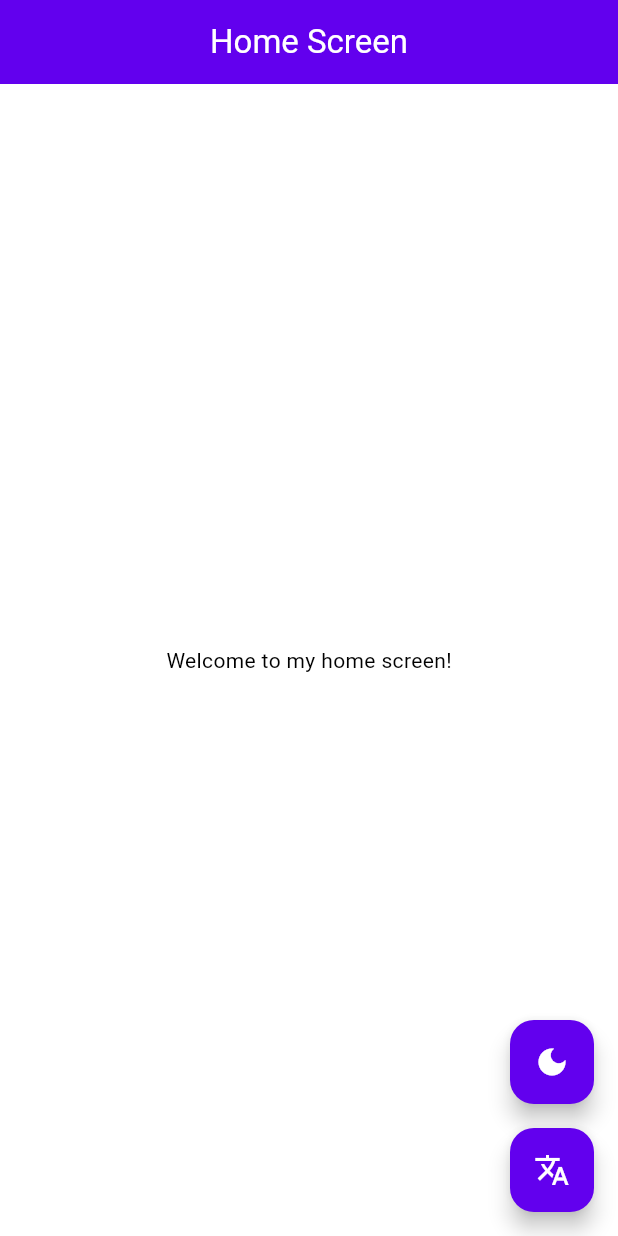
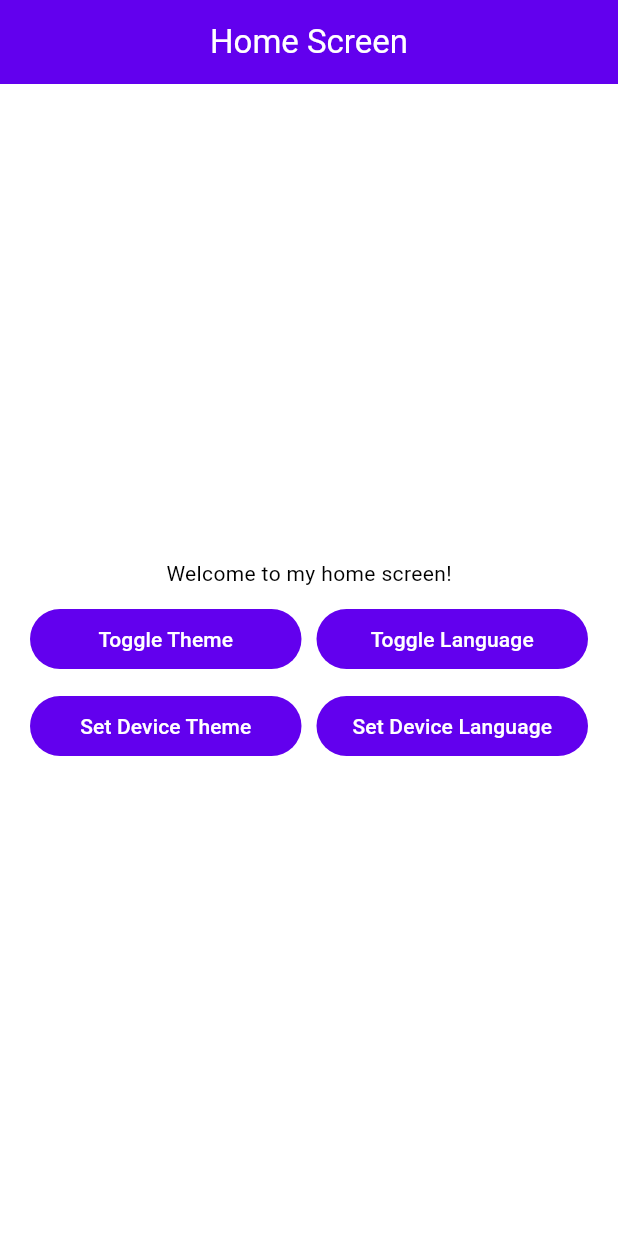
Before and after one commit to mahmoudatta80/theming_and_localization, a Flutter app: the screen it shows after launch, on a phone screen of 412 x 824 dp. Run offline on Flutter 3.47's test engine with Material 3 defaults, Android fonts, the phone set to English and light mode, and no system bars; our stand-ins replace flutter_bloc, shared_preferences; statements that could not run were skipped.

Commit message:
how to get device theme and language

```diff
--- a/lib/core/logic/change_language_cubit/change_language_cubit.dart
+++ b/lib/core/logic/change_language_cubit/change_language_cubit.dart
@@ -6,11 +6,20 @@ import '../../utils/app_constants.dart';
 
 class ChangeLanguageCubit extends Cubit<Locale> {
   final Locale initialLocale;
-  ChangeLanguageCubit(this.initialLocale) : super(initialLocale);
+  ChangeLanguageCubit(this.initialLocale) : super(initialLocale) {
+    WidgetsBinding.instance.platformDispatcher.onLocaleChanged = () {
+      setDeviceLanguage();
+    };
+  }
 
   void toggleLanguage(Locale locale) {
     emit(locale);
     _cacheLanguageCode(locale.languageCode);
+  }
+
+  void setDeviceLanguage() {
+    final deviceLocale = WidgetsBinding.instance.platformDispatcher.locale;
+    emit(deviceLocale);
   }
 
   void _cacheLanguageCode(String languageCode) async {
--- a/lib/core/logic/change_theme_cubit/change_theme_cubit.dart
+++ b/lib/core/logic/change_theme_cubit/change_theme_cubit.dart
@@ -6,11 +6,25 @@ import 'package:training_app/core/utils/app_constants.dart';
 
 class ChangeThemeCubit extends Cubit<ThemeData> {
   final ThemeData initialTheme;
-  ChangeThemeCubit(this.initialTheme) : super(initialTheme);
+  ChangeThemeCubit(this.initialTheme) : super(initialTheme) {
+    WidgetsBinding.instance.platformDispatcher.onPlatformBrightnessChanged =
+        () {
+          setDeviceTheme();
+        };
+  }
 
   void toggleTheme(ThemeData theme) {
     emit(theme);
     _cacheTheme(theme);
+  }
+
+  void setDeviceTheme() {
+    final deviceBrightness =
+        WidgetsBinding.instance.platformDispatcher.platformBrightness;
+    final deviceTheme = deviceBrightness == Brightness.dark
+        ? AppThemes.getDarkTheme()
+        : AppThemes.getLightTheme();
+    emit(deviceTheme);
   }
 
   void _cacheTheme(ThemeData theme) async {
--- a/lib/core/themes/dark_theme.dart
+++ b/lib/core/themes/dark_theme.dart
@@ -25,4 +25,12 @@ final ThemeData darkTheme = ThemeData(
     backgroundColor: AppColors.darkPrimary,
     foregroundColor: AppColors.darkOnPrimary,
   ),
+
+  textButtonTheme: TextButtonThemeData(
+    style: TextButton.styleFrom(
+      backgroundColor: AppColors.darkPrimary,
+      foregroundColor: AppColors.darkOnPrimary,
+      maximumSize: const Size(double.infinity, 40),
+    ),
+  ),
 );
--- a/lib/core/themes/light_theme.dart
+++ b/lib/core/themes/light_theme.dart
@@ -25,4 +25,11 @@ final ThemeData lightTheme = ThemeData(
     backgroundColor: AppColors.primary,
     foregroundColor: AppColors.onPrimary,
   ),
+  textButtonTheme: TextButtonThemeData(
+    style: TextButton.styleFrom(
+      backgroundColor: AppColors.primary,
+      foregroundColor: AppColors.onPrimary,
+      maximumSize: const Size(double.infinity, 40),
+    ),
+  ),
 );
--- a/lib/features/home/ui/home_screen.dart
+++ b/lib/features/home/ui/home_screen.dart
@@ -1,8 +1,13 @@
 import 'package:flutter/material.dart';
-import 'package:training_app/features/home/ui/widgets/language_toggle_button.dart';
+import 'package:flutter_bloc/flutter_bloc.dart';
+import 'package:training_app/core/helper/app_shared_preferences.dart';
+import 'package:training_app/core/utils/app_constants.dart';
 
+import '../../../core/logic/change_language_cubit/change_language_cubit.dart';
+import '../../../core/logic/change_theme_cubit/change_theme_cubit.dart';
+import '../../../core/utils/app_languages.dart';
+import '../../../core/utils/app_themes.dart';
 import '../../../generated/l10n.dart';
-import 'widgets/theme_toggle_button.dart';
 
 class HomeScreen extends StatelessWidget {
   const HomeScreen({super.key});
@@ -11,11 +16,81 @@ class HomeScreen extends StatelessWidget {
   Widget build(BuildContext context) {
     return Scaffold(
       appBar: AppBar(title: Text(S.of(context).homeScreen), centerTitle: true),
-      body: Center(child: Text(S.of(context).welcomeToMyHomeScreen)),
-      floatingActionButton: const Column(
-        spacing: 16,
-        mainAxisAlignment: MainAxisAlignment.end,
-        children: [ThemeToggleButton(), LanguageToggleButton()],
+      body: Center(
+        child: Padding(
+          padding: const EdgeInsets.symmetric(horizontal: 20),
+          child: Column(
+            mainAxisAlignment: MainAxisAlignment.center,
+            spacing: 10,
+            children: [
+              Text(S.of(context).welcomeToMyHomeScreen),
+              Row(
+                children: [
+                  Expanded(
+                    child: TextButton(
+                      onPressed: () {
+                        final currentTheme = context
+                            .read<ChangeThemeCubit>()
+                            .state;
+                        final newTheme =
+                            currentTheme == AppThemes.getLightTheme()
+                            ? AppThemes.getDarkTheme()
+                            : AppThemes.getLightTheme();
+                        context.read<ChangeThemeCubit>().toggleTheme(newTheme);
+                      },
+                      child: Text(S.of(context).toggleTheme),
+                    ),
+                  ),
+                  const SizedBox(width: 10),
+                  Expanded(
+                    child: TextButton(
+                      onPressed: () {
+                        final currentLocale = context
+                            .read<ChangeLanguageCubit>()
+                            .state;
+                        final newLocale =
+                            currentLocale == AppLanguages.getArabicLocale()
+                            ? AppLanguages.getEnglishLocale()
+                            : AppLanguages.getArabicLocale();
+                        context.read<ChangeLanguageCubit>().toggleLanguage(
+                          newLocale,
+                        );
+                      },
+                      child: Text(S.of(context).toggleLanguage),
+                    ),
+                  ),
+                ],
+              ),
+              Row(
+                children: [
+                  Expanded(
+                    child: TextButton(
+                      onPressed: () async {
+                        context.read<ChangeThemeCubit>().setDeviceTheme();
+                        await AppSharedPreferences.removeData(
+                          AppConstants.isDarkModeKey,
+                        );
+                      },
+                      child: Text(S.of(context).setDeviceTheme),
+                    ),
+                  ),
+                  const SizedBox(width: 10),
+                  Expanded(
+                    child: TextButton(
+                      onPressed: () async {
+                        context.read<ChangeLanguageCubit>().setDeviceLanguage();
+                        await AppSharedPreferences.removeData(
+                          AppConstants.languageKey,
+                        );
+                      },
+                      child: Text(S.of(context).setDeviceLanguage),
+                    ),
+                  ),
+                ],
+              ),
+            ],
+          ),
+        ),
       ),
     );
   }
--- a/lib/l10n/intl_ar.arb
+++ b/lib/l10n/intl_ar.arb
@@ -1,4 +1,8 @@
 {
     "welcomeToMyHomeScreen": "اهلا بك في الشاشة الرئيسية!",
-    "homeScreen": "الشاشة الرئيسية"
+    "homeScreen": "الشاشة الرئيسية",
+    "toggleLanguage": "تبديل اللغة",
+    "toggleTheme": "تبديل السمة",
+    "setDeviceTheme": "تعيين سمة الجهاز",
+    "setDeviceLanguage": "تعيين لغة الجهاز"
 }
--- a/lib/l10n/intl_en.arb
+++ b/lib/l10n/intl_en.arb
@@ -1,4 +1,8 @@
 {
     "welcomeToMyHomeScreen": "Welcome to my home screen!",
-    "homeScreen": "Home Screen"
+    "homeScreen": "Home Screen",
+    "toggleLanguage": "Toggle Language",
+    "toggleTheme": "Toggle Theme",
+    "setDeviceTheme": "Set Device Theme",
+    "setDeviceLanguage": "Set Device Language"
 }
```
Also changed, not shown: lib/core/functions/get_initial_app_settings.dart (+8 -2 lines), lib/generated/intl/messages_ar.dart, lib/generated/intl/messages_en.dart, lib/generated/l10n.dart.
